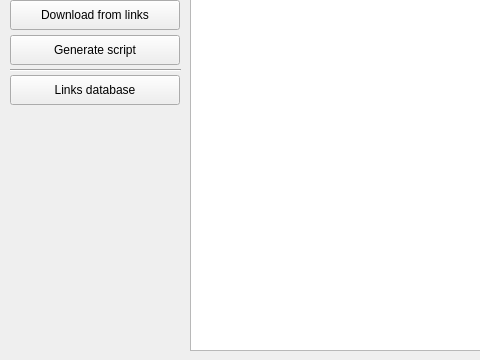
Above: mainwindow.ui from DoITCreative/SeasonvarDownloader before the change; both pictures show x 0 to 480 and y 120 to 480 of the 640 by 480 pixel window. Below: the same form after it.
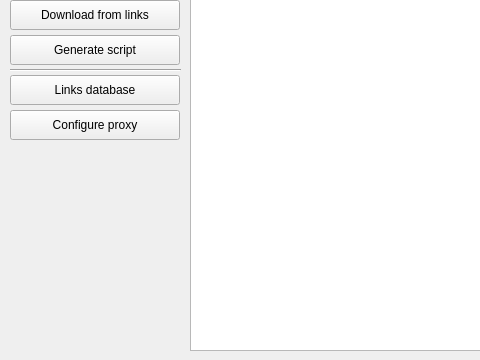
That is the form after the change. Icons and pictures are not drawn.

Commit message: Add proxy settings

Patch:
```diff
--- a/mainwindow.ui
+++ b/mainwindow.ui
@@ -236,9 +236,9 @@
    <property name="geometry">
     <rect>
      <x>25</x>
-     <y>330</y>
-     <width>140</width>
-     <height>140</height>
+     <y>369</y>
+     <width>111</width>
+     <height>101</height>
     </rect>
    </property>
    <property name="maximumSize">
@@ -263,8 +263,8 @@
   <widget class="QLabel" name="labelCloud">
    <property name="geometry">
     <rect>
-     <x>16</x>
-     <y>271</y>
+     <x>10</x>
+     <y>310</y>
      <width>80</width>
      <height>80</height>
     </rect>
@@ -326,6 +326,31 @@
     <enum>Qt::Horizontal</enum>
    </property>
   </widget>
+  <widget class="QPushButton" name="pushButtonConfigureProxy">
+   <property name="geometry">
+    <rect>
+     <x>10</x>
+     <y>230</y>
+     <width>170</width>
+     <height>30</height>
+    </rect>
+   </property>
+   <property name="minimumSize">
+    <size>
+     <width>170</width>
+     <height>30</height>
+    </size>
+   </property>
+   <property name="maximumSize">
+    <size>
+     <width>170</width>
+     <height>30</height>
+    </size>
+   </property>
+   <property name="text">
+    <string>Configure proxy</string>
+   </property>
+  </widget>
   <zorder>textBrowser</zorder>
   <zorder>labelSeasonvarURL</zorder>
   <zorder>lineEditSeasonvarURL</zorder>
```
Left out of the diff: 1 changed line with no effect on the pictures. The commit also changes 7 other files.
